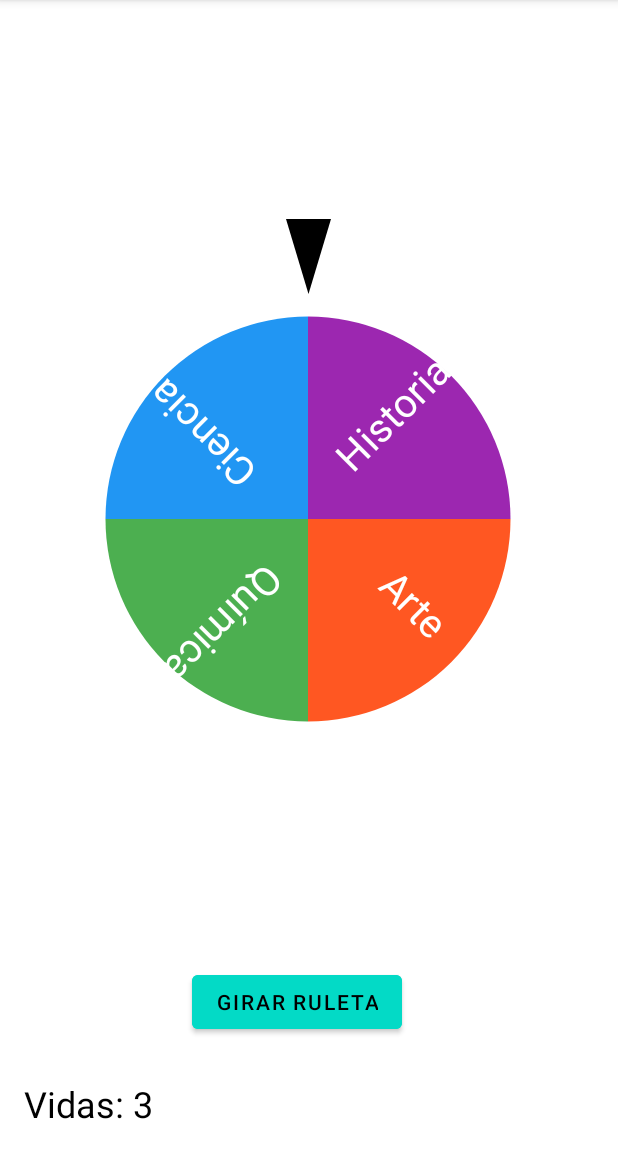
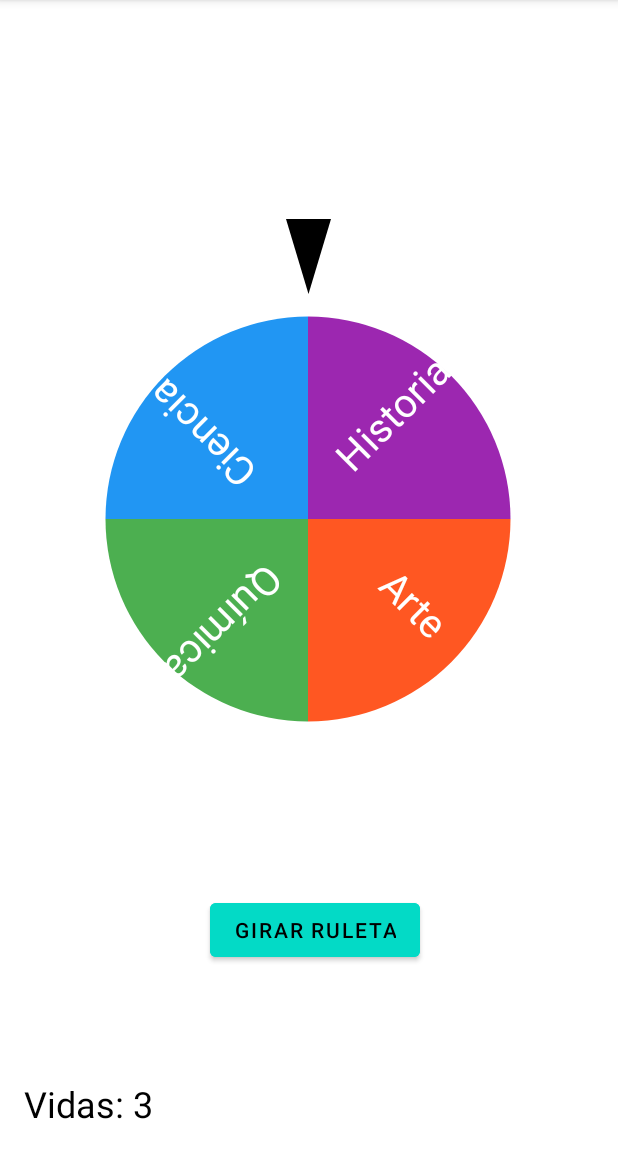
Before and after one commit to ImD4ve/Preguntados, an Android app built with Jetpack Compose: the screen it shows after launch (MainActivity), on a phone screen of 412 x 824 dp, the part 84-1236 px from its top. Run offline under Robolectric (Android 15) with nearby library versions, the phone set to English and light mode, and no system bars; our stand-ins replace Room's generated code.

Commit message:
cambio de versiones y modificaciones el layout

```diff
--- a/app/src/main/res/layout/activity_main.xml
+++ b/app/src/main/res/layout/activity_main.xml
@@ -104,8 +104,8 @@
         android:id="@+id/spinButton"
         android:layout_width="wrap_content"
         android:layout_height="wrap_content"
-        android:layout_marginEnd="128dp"
-        android:layout_marginBottom="60dp"
+        android:layout_marginEnd="116dp"
+        android:layout_marginBottom="108dp"
         android:backgroundTint="#03DAC6"
         android:text="Girar Ruleta"
         android:textColor="#000"
--- a/gradle/libs.versions.toml
+++ b/gradle/libs.versions.toml
@@ -16,7 +16,7 @@ kotlinxCoroutinesAndroid = "1.7.3"
 library = "2.4"
 lifecycleRuntimeKtx = "2.9.0"
 activityCompose = "1.10.1"
-composeBom = "2025.05.00"
+composeBom = "2025.05.01"
 lifecycleViewmodelKtx = "2.9.0"
 material = "1.12.0"
 materialVersion = "1.12.0"
```
Also changed, not shown: app/src/main/res/values/strings.xml (line endings or trailing spaces).
